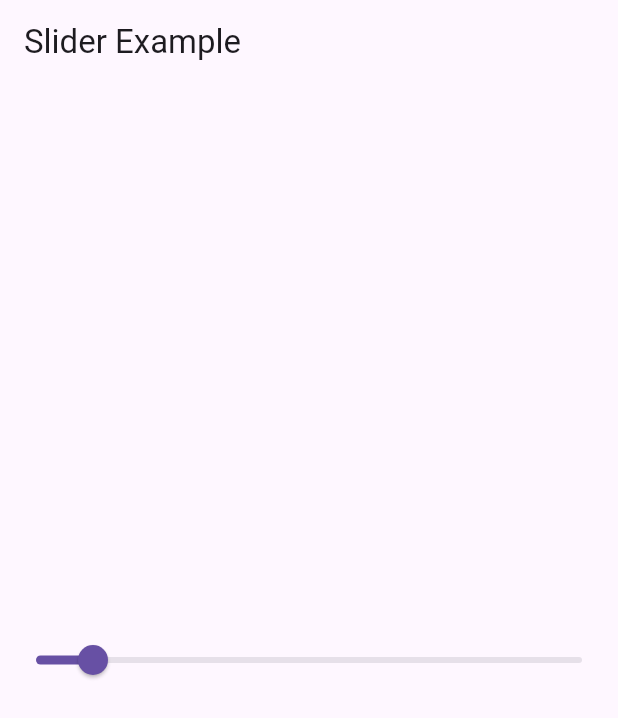
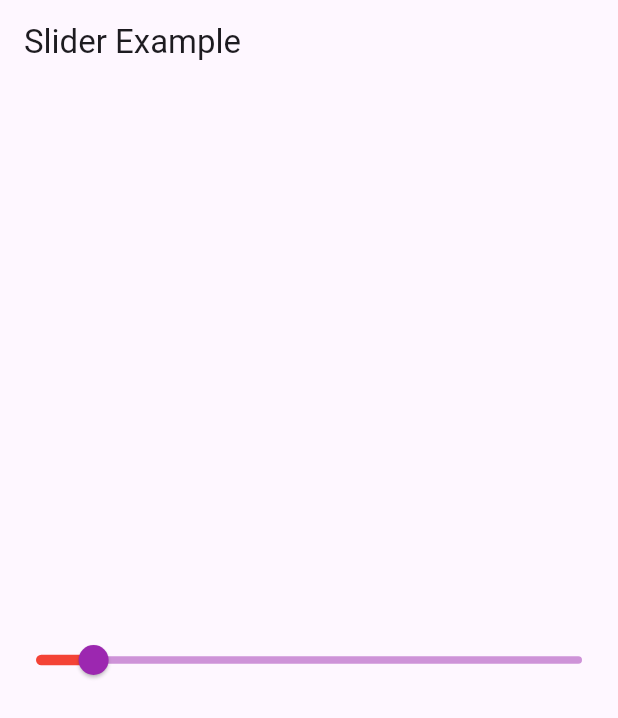
Before and after one commit to Ooozari/App-development, a Flutter app: the screen it shows after launch, on a phone screen of 412 x 824 dp. Shown: the top 718 px of the screen. Run offline on Flutter 3.47's test engine with Material 3 defaults, Android fonts, the phone set to English and light mode, and no system bars; our stand-ins replace audioplayers; key blocks and very long unbroken strings in the code were emptied for the run.

Commit message:
Practice SliderThemeData

```diff
--- a/Lab8/mid_evaluation/lib/main.dart
+++ b/Lab8/mid_evaluation/lib/main.dart
@@ -9,7 +9,17 @@ class MyApp extends StatelessWidget {
 
   @override
   Widget build(BuildContext context) {
-    return MaterialApp(home: SliderExample());
+    return MaterialApp(
+      theme: ThemeData(
+        sliderTheme: SliderThemeData(
+          activeTrackColor: Colors.red,
+          inactiveTrackColor: Colors.purple.shade200,
+          thumbColor: Colors.purple,
+          trackHeight: 5,
+        ),
+      ),
+      home: SliderExample(),
+    );
   }
 }
 
@@ -17,6 +27,8 @@ class SliderExample extends StatefulWidget {
   @override
   State<SliderExample> createState() => _SliderExampleState();
 }
+
+enum Status { passed, failed }
 
 class _SliderExampleState extends State<SliderExample> {
   double _currentSliderValue = 10;
@@ -31,8 +43,7 @@ class _SliderExampleState extends State<SliderExample> {
           min: 0,
           max: 100,
           divisions: 100,
-          label: _currentSliderValue.round().toString(),
-          onChanged: (double value) {
+          onChanged: (value) {
             setState(() {
               _currentSliderValue = value;
             });
```
